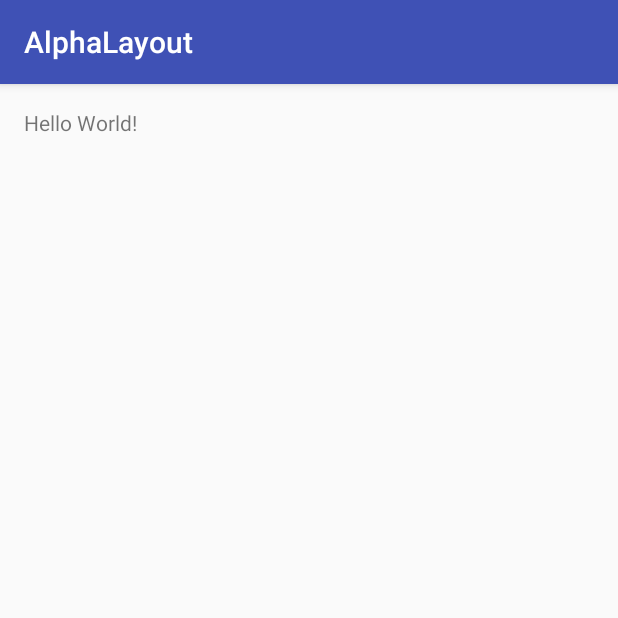
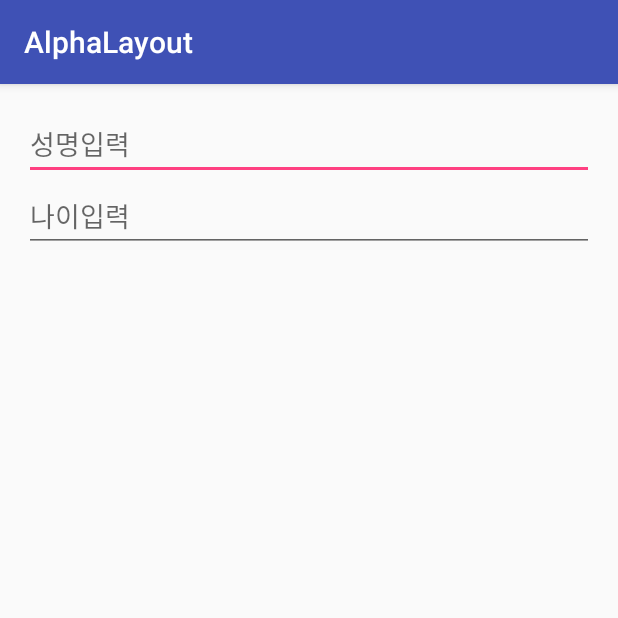
Before and after one commit to DaHoe34/SharePreference, an Android app: the screen it shows after launch (MainActivity), on a phone screen of 412 x 824 dp, the top half of it. Run offline under Robolectric (Android 15) with nearby library versions, the phone set to English and light mode, and no system bars.

```diff
--- a/app/src/main/java/kr/hs/emirim/dahoe0304/alphalayout/MainActivity.java
+++ b/app/src/main/java/kr/hs/emirim/dahoe0304/alphalayout/MainActivity.java
@@ -1,13 +1,40 @@
 package kr.hs.emirim.dahoe0304.alphalayout;
 
+import android.content.Context;
+import android.content.SharedPreferences;
 import android.support.v7.app.AppCompatActivity;
 import android.os.Bundle;
+import android.widget.EditText;
 
 public class MainActivity extends AppCompatActivity {
+    EditText editName, editAge;
+    SharedPreferences sp;
 
     @Override
     protected void onCreate(Bundle savedInstanceState) {
         super.onCreate(savedInstanceState);
         setContentView(R.layout.activity_main);
+        editName=(EditText)findViewById(R.id.edit_name);
+        editAge=(EditText)findViewById(R.id.edit_age);
+        sp=getSharedPreferences("appInfo", Context.MODE_PRIVATE);
+
+    }
+
+    @Override
+    protected void onResume() { //다시 나타날때 호출
+        super.onResume();
+        String name=sp.getString("name",""); //저장된 값을 꺼내온다.이름이 없으면 나타날 문자열
+        String age=sp.getString("age","");
+        editName.setText(name);
+        editAge.setText(age);
+    }
+
+    @Override
+    protected void onStop() {   //액티비티가 화면에 안보일때 호출
+        super.onStop();
+        SharedPreferences.Editor edit=sp.edit();    //에디터의 참조값을 반환함
+        edit.putString("name",editName.getText().toString());  //에디터텍스트에 입력된값을 키네임으로 변환
+        edit.putString("age",editAge.getText().toString());
+        edit.commit();  //실제로 저장이됨
     }
 }
--- a/app/src/main/res/layout/activity_main.xml
+++ b/app/src/main/res/layout/activity_main.xml
@@ -1,5 +1,5 @@
 <?xml version="1.0" encoding="utf-8"?>
-<RelativeLayout xmlns:android="http://schemas.android.com/apk/res/android"
+<LinearLayout xmlns:android="http://schemas.android.com/apk/res/android"
     xmlns:tools="http://schemas.android.com/tools"
     android:layout_width="match_parent"
     android:layout_height="match_parent"
@@ -7,10 +7,21 @@
     android:paddingLeft="@dimen/activity_horizontal_margin"
     android:paddingRight="@dimen/activity_horizontal_margin"
     android:paddingTop="@dimen/activity_vertical_margin"
-    tools:context="kr.hs.emirim.dahoe0304.alphalayout.MainActivity">
+    tools:context="kr.hs.emirim.dahoe0304.alphalayout.MainActivity"
+    android:orientation="vertical"
+    >
 
-    <TextView
-        android:layout_width="wrap_content"
+   <EditText
+       android:id="@+id/edit_name"
+       android:layout_width="match_parent"
+       android:layout_height="wrap_content"
+       android:hint="성명입력"
+       />
+
+    <EditText
+        android:id="@+id/edit_age"
+        android:layout_width="match_parent"
         android:layout_height="wrap_content"
-        android:text="Hello World!" />
-</RelativeLayout>
+        android:hint="나이입력"
+        />
+</LinearLayout>
```
